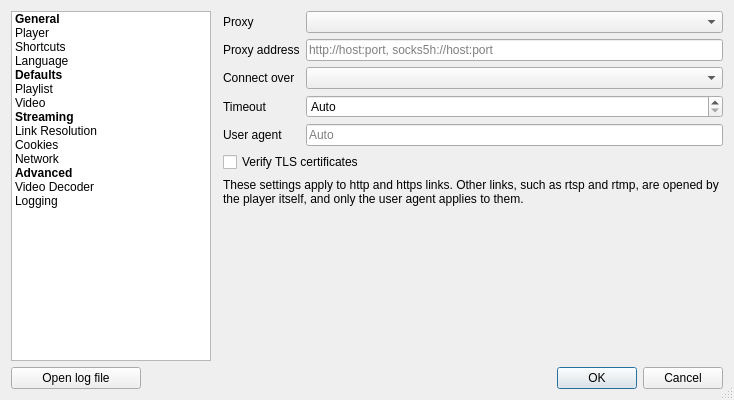
Old version of the form resources/ui/settings_dialog.ui in the repository vzhd1701/gridplayer.
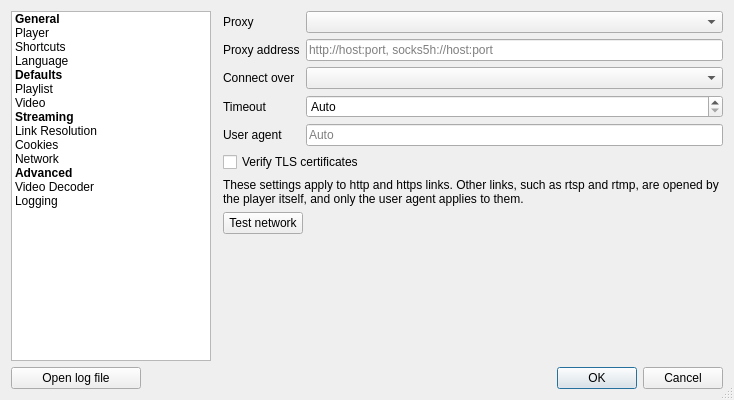
New version of the form. The open tabs and pages were chosen to show the change. Custom widgets are drawn as their Qt base class.

Commit message: feat: add network test in settings

```diff
--- a/resources/ui/settings_dialog.ui
+++ b/resources/ui/settings_dialog.ui
@@ -689,6 +689,33 @@
            </property>
           </widget>
          </item>
+         <item>
+          <layout class="QHBoxLayout" name="lay_network_footer">
+           <item>
+            <widget class="QPushButton" name="networkTestButton">
+             <property name="toolTip">
+              <string>Try these settings against a real address and report which step fails</string>
+             </property>
+             <property name="text">
+              <string>Test network</string>
+             </property>
+            </widget>
+           </item>
+           <item>
+            <spacer name="spacer_network_footer">
+             <property name="orientation">
+              <enum>Qt::Horizontal</enum>
+             </property>
+             <property name="sizeHint" stdset="0">
+              <size>
+               <width>0</width>
+               <height>0</height>
+              </size>
+             </property>
+            </spacer>
+           </item>
+          </layout>
+         </item>
          <item>
           <spacer name="spacer_network">
            <property name="orientation">
```
Left out of the diff: 46 changed lines with no effect on the pictures. The commit also changes 14 other files.
